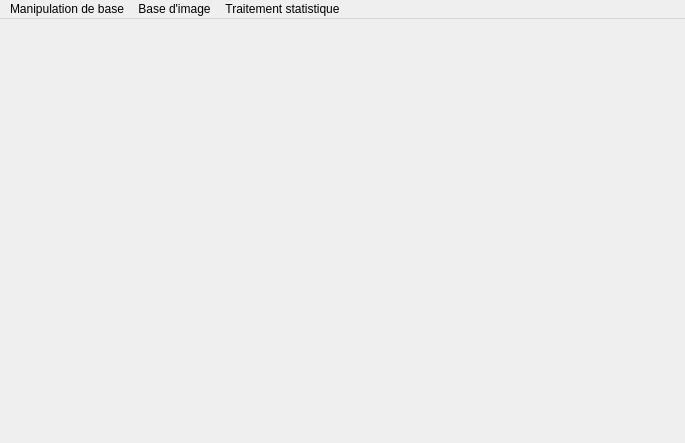
The window that mainwindow.ui (abderdellal/MSG2) describes before a commit, drawn with Qt 5.
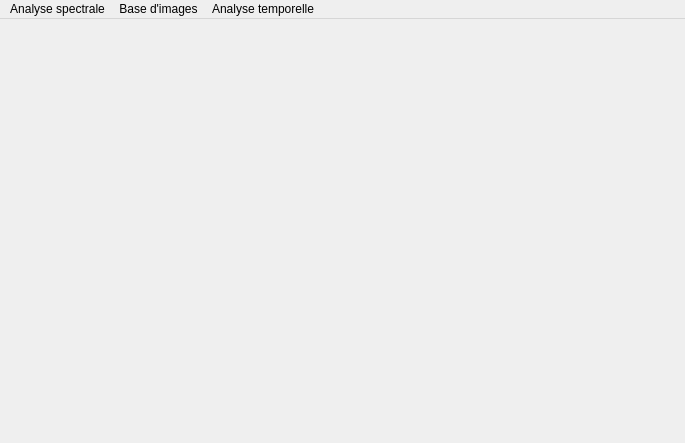
The same window after the commit.

Commit message: Ajout de l'ennueagement et de la correlation temporelle et spectrale

```diff
--- a/mainwindow.ui
+++ b/mainwindow.ui
@@ -25,26 +25,26 @@
    </property>
    <widget class="QMenu" name="menuFichier">
     <property name="title">
-     <string>Manipulation de base</string>
+     <string>Analyse spectrale</string>
     </property>
     <addaction name="actionUni_canal"/>
     <addaction name="actionMulticanal"/>
    </widget>
    <widget class="QMenu" name="menuBase_d_image">
     <property name="title">
-     <string>Base d'image</string>
+     <string>Base d'images</string>
     </property>
     <addaction name="actionImages_enregistr_s"/>
     <addaction name="actionDecoupage_enregistr_s"/>
    </widget>
-   <widget class="QMenu" name="menuTraitement_statistique">
+   <widget class="QMenu" name="menuAnnalyse_temporelle">
     <property name="title">
-     <string>Traitement statistique</string>
+     <string>Analyse temporelle</string>
     </property>
    </widget>
    <addaction name="menuFichier"/>
    <addaction name="menuBase_d_image"/>
-   <addaction name="menuTraitement_statistique"/>
+   <addaction name="menuAnnalyse_temporelle"/>
   </widget>
   <action name="actionUni_canal">
    <property name="text">
```
Left out of the diff: 18 changed lines with no effect on the pictures. The commit also changes 26 other files.
